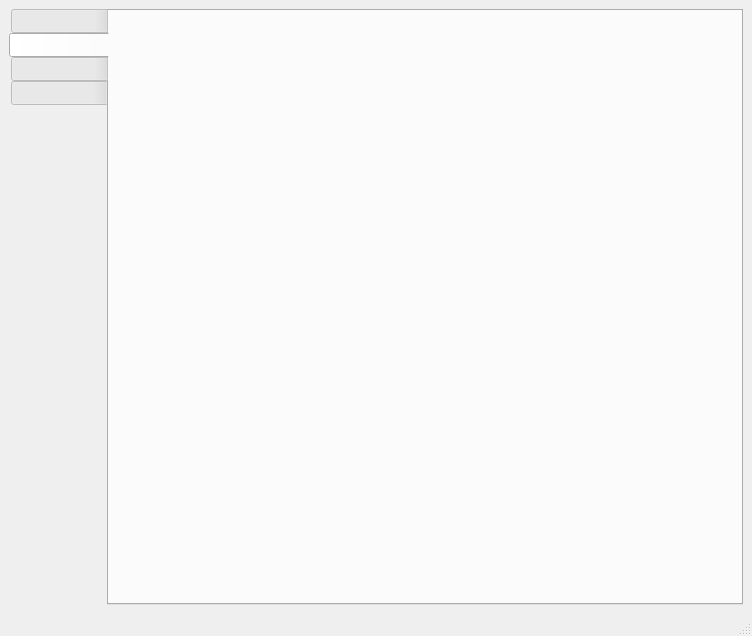
Above: main_window.ui from joparino/AccountingSystem before the change. Below: the same form after it.
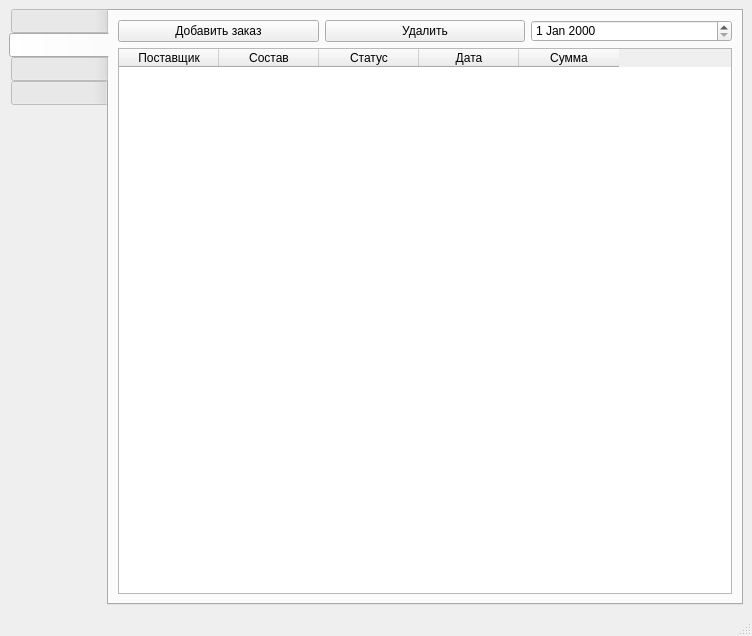
That is the form after the change. The open tabs and pages were chosen to show the change. Icons and pictures are not drawn.

Commit message: order ui for the supplier

Patch:
```diff
--- a/main_window.ui
+++ b/main_window.ui
@@ -180,7 +180,74 @@
        <attribute name="title">
         <string/>
        </attribute>
-       <layout class="QGridLayout" name="gridLayout_3"/>
+       <layout class="QGridLayout" name="gridLayout_3">
+        <item row="0" column="0">
+         <layout class="QHBoxLayout" name="horizontalLayout_2">
+          <item>
+           <layout class="QVBoxLayout" name="verticalLayout_6">
+            <item>
+             <widget class="QPushButton" name="pushButton_3">
+              <property name="text">
+               <string>Добавить заказ</string>
+              </property>
+             </widget>
+            </item>
+           </layout>
+          </item>
+          <item>
+           <layout class="QVBoxLayout" name="verticalLayout_7">
+            <item>
+             <widget class="QPushButton" name="pushButton_4">
+              <property name="text">
+               <string>Удалить</string>
+              </property>
+             </widget>
+            </item>
+           </layout>
+          </item>
+          <item>
+           <layout class="QVBoxLayout" name="verticalLayout_8">
+            <item>
+             <widget class="QDateEdit" name="dateEdit_2"/>
+            </item>
+           </layout>
+          </item>
+         </layout>
+        </item>
+        <item row="1" column="0">
+         <layout class="QVBoxLayout" name="verticalLayout_5">
+          <item>
+           <widget class="QTableWidget" name="tableWidget_2">
+            <column>
+             <property name="text">
+              <string>Поставщик</string>
+             </property>
+            </column>
+            <column>
+             <property name="text">
+              <string>Состав</string>
+             </property>
+            </column>
+            <column>
+             <property name="text">
+              <string>Статус</string>
+             </property>
+            </column>
+            <column>
+             <property name="text">
+              <string>Дата</string>
+             </property>
+            </column>
+            <column>
+             <property name="text">
+              <string>Сумма</string>
+             </property>
+            </column>
+           </widget>
+          </item>
+         </layout>
+        </item>
+       </layout>
       </widget>
       <widget class="QWidget" name="tab_5">
        <attribute name="icon">
```
Left out of the diff: 32 changed lines with no effect on the pictures.
